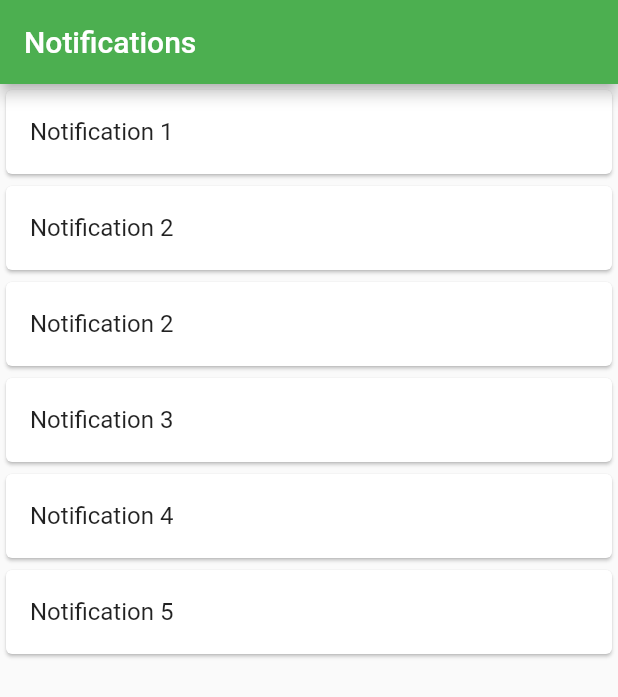
After one commit to SwarajErra/hybrid, a Flutter app: the jobhomePage screen opened directly, after a tap on the "menu" icon, after a tap on "Notifications", on a phone screen of 412 x 824 dp. The commit adds this screen. Shown: the top 697 px of the screen. Run offline on Flutter 3.47's test engine with Material 2 defaults, Android fonts, the phone set to English and light mode, and no system bars; our stand-ins replace cloud_firestore, firebase_auth, firebase_core, fluttertoast, getwidget, google_fonts and 2 more; accounts and stored records are empty.

```diff
--- /dev/null
+++ b/lib/Employer job homePage/notifications.dart
@@ -0,0 +1,69 @@
+import 'package:flutter/cupertino.dart';
+import 'package:flutter/material.dart';
+
+class Notifications extends StatefulWidget {
+  const Notifications({Key? key}) : super(key: key);
+
+  @override
+  _NotificationsState createState() => _NotificationsState();
+}
+
+class _NotificationsState extends State<Notifications> {
+  @override
+  Widget build(BuildContext context) {
+    return MaterialApp(
+      title: "Notifications",
+      home: Scaffold(
+        appBar: AppBar(
+          title: Text("Notifications"),
+          backgroundColor: Colors.green,
+        ),
+        body: Container(
+
+            child:ListView(
+              children: const <Widget>[
+
+                Card(
+                  child: ListTile(
+                    title: Text('Notification 1'),
+
+                  ),
+                ),
+                Card(
+                  child: ListTile(
+                    title: Text('Notification 2'),
+                  ),
+                ),
+                Card(
+                  child: ListTile(
+                    title: Text('Notification 2'),
+                  ),
+                ),
+                Card(
+                  child: ListTile(
+                    title: Text('Notification 3'),
+
+                  ),
+                ),
+                Card(
+                  child: ListTile(
+
+                    title: Text('Notification 4'),
+
+                  ),
+                ),
+                Card(
+                  child: ListTile(
+
+                    title: Text('Notification 5'),
+
+                  ),
+                ),
+              ],
+            )
+
+        ),
+      ),
+    );
+  }
+}
--- /dev/null
+++ b/lib/Employer job homePage/reportDisplay.dart
@@ -0,0 +1,37 @@
+import 'package:flutter/cupertino.dart';
+import 'package:flutter/material.dart';
+
+class ReportDisplay extends StatefulWidget {
+  const ReportDisplay({Key? key}) : super(key: key);
+
+  @override
+  _ReportDisplayState createState() => _ReportDisplayState();
+}
+
+class _ReportDisplayState extends State<ReportDisplay> {
+  @override
+  Widget build(BuildContext context) {
+    return MaterialApp(
+      title: "Reported successfully",
+      home: Scaffold(
+        appBar: AppBar(
+          backgroundColor: Colors.green,
+        ),
+        body: Container(
+          alignment: Alignment.center,
+          child: Column(
+            children: [
+              Icon(
+                Icons.check_circle_rounded,
+                size: 80,
+              ),
+              Container(child: Text("You have successfully reported the post",
+                style: TextStyle(fontSize: 20,fontWeight: FontWeight.bold,),),)
+            ],
+          ),
+
+        ),
+      ),
+    );
+  }
+}
--- a/lib/drawer/Navigationdrawer.dart
+++ b/lib/drawer/Navigationdrawer.dart
@@ -1,6 +1,7 @@
 
 import 'package:flutter/material.dart';
 import 'package:google_fonts/google_fonts.dart';
+import 'package:hybrid/Employer%20job%20homePage/notifications.dart';
 import 'package:hybrid/Jobhomepage/employeeProfilePage.dart';
 import 'package:simple_gradient_text/simple_gradient_text.dart';
 class navigationDrawer extends StatelessWidget {
@@ -22,7 +23,10 @@ class navigationDrawer extends StatelessWidget {
           createDrawerBodyItem(
               icon: Icons.event_note,text: 'Events'),
           Divider(),
-          createDrawerBodyItem(
+          createDrawerBodyItem(onTap: ((){
+            Navigator.push(context,
+                MaterialPageRoute(builder: (_) => Notifications()));
+          }),
               icon: Icons.notifications_active,text: 'Notifications'),
           createDrawerBodyItem(
               icon: Icons.contact_phone,text: 'Contact Info'),
```
Also changed, not shown: lib/Employer job homePage/report.dart (added, +28 -0 lines), lib/Employer job homePage/reportType.dart (added, +96 -0 lines).
